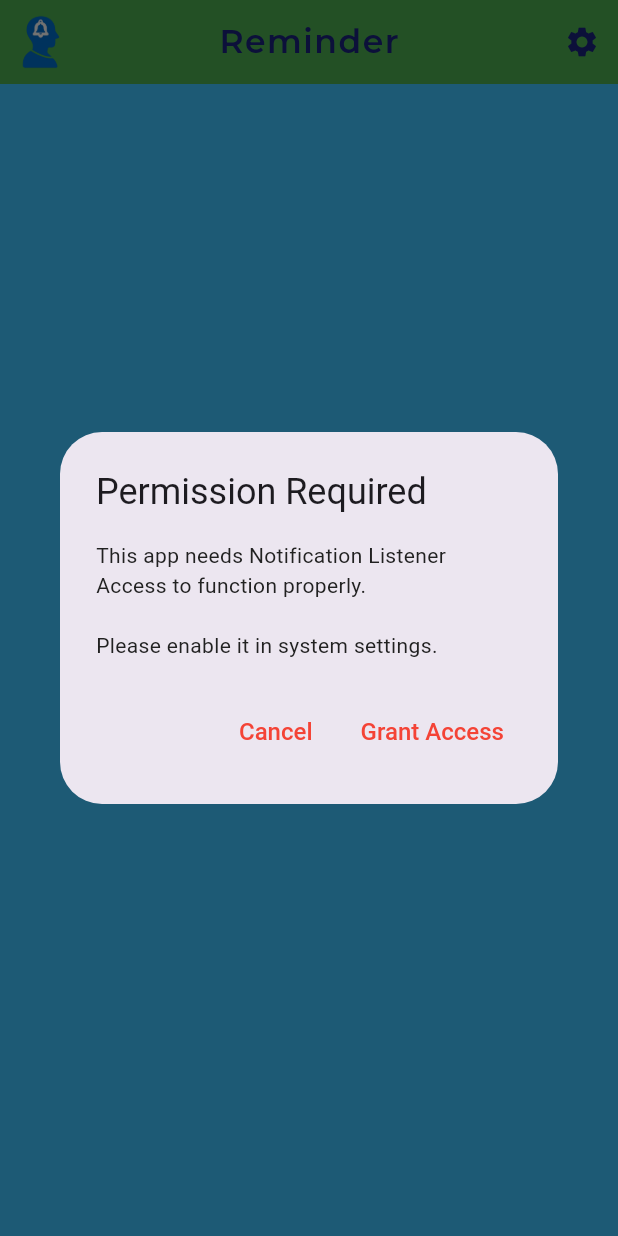
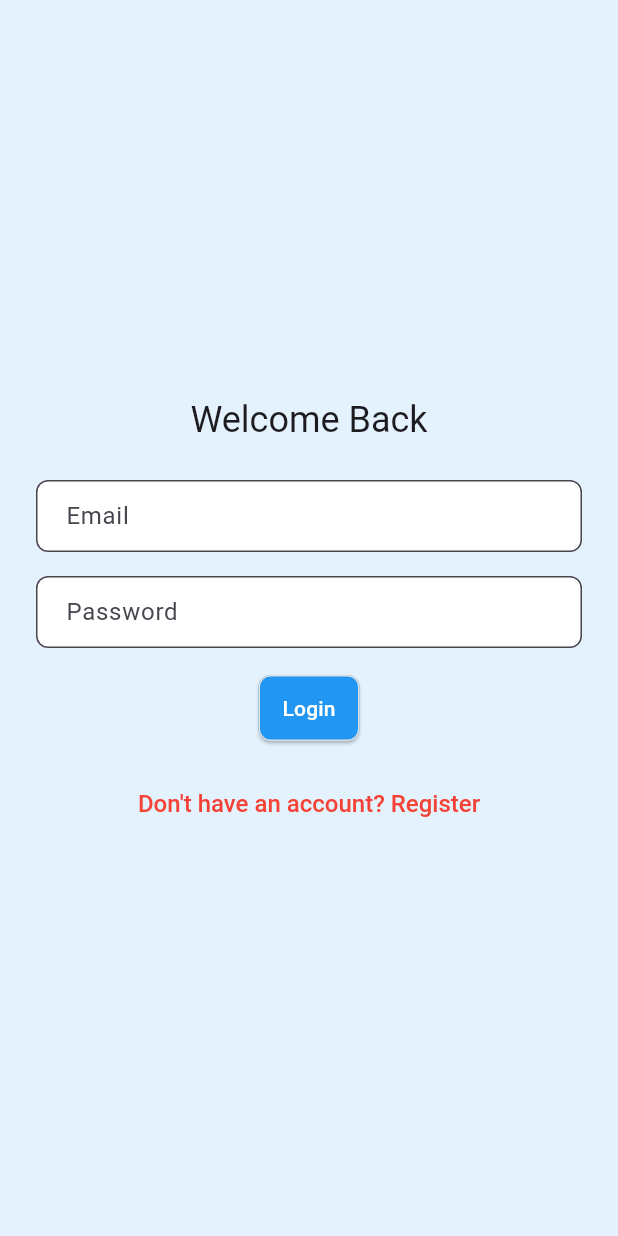
Before and after one commit to kpaladi/flutter-reminder-app, a Flutter app: the screen it shows after launch, on a phone screen of 412 x 824 dp. Run offline on Flutter 3.47's test engine with Material 3 defaults, Android fonts, the phone set to English and light mode, and no system bars; our stand-ins replace cloud_firestore, csv, firebase_auth, firebase_core, flutter_dotenv, flutter_local_notifications and 7 more; missing offline and left inert: file_selector; accounts and stored records are empty.

Commit message:
added login screen along with verification.

```diff
--- a/lib/main.dart
+++ b/lib/main.dart
@@ -1,12 +1,16 @@
 import 'dart:ui';
 
+import 'package:firebase_auth/firebase_auth.dart';
 import 'package:firebase_core/firebase_core.dart';
 import 'package:flutter/material.dart';
 import 'package:flutter/services.dart';
 import 'package:permission_handler/permission_handler.dart';
 import 'package:reminder_app/models/reminder_model.dart';
 import 'package:reminder_app/screens/add_edit_reminder_screen.dart';
+import 'package:reminder_app/screens/loginregistration.dart';
+import 'package:reminder_app/screens/loginscreen.dart';
 import 'package:reminder_app/screens/settings_screen.dart';
+import 'package:reminder_app/screens/verifyemail.dart';
 import 'package:reminder_app/screens/view_reminder.dart';
 import 'package:reminder_app/screens/view_reminders_screen.dart';
 import 'package:reminder_app/services/initialize_notifications.dart';
@@ -109,8 +113,17 @@ class ReminderApp extends StatelessWidget {
       navigatorKey: navigatorKey,
       debugShowCheckedModeBanner: false,
       theme: appTheme,
-      home: HomeScreen(),
-
+      initialRoute: FirebaseAuth.instance.currentUser == null
+          ? '/login'
+          : FirebaseAuth.instance.currentUser!.emailVerified
+          ? '/home'
+          : '/verify-email',
+      routes: {
+        '/login': (_) => const LoginScreen(),
+        '/register': (_) => const RegisterScreen(),
+        '/home': (_) => const HomeScreen(), // your reminder list screen
+        '/verify-email': (_) => const VerifyEmailScreen(),
+      },
       // ✅ Add this route handler
       onGenerateRoute: (settings) {
         if (settings.name == '/add-edit') {
@@ -192,7 +205,10 @@ class HomeScreenState extends State<HomeScreen> {
           ),
         ],
       ),
-      body: Container(
+      body: Stack(
+        children: [
+          // Main gradient + content
+          Container(
             decoration: const BoxDecoration(
               gradient: LinearGradient(
                 colors: [Colors.lightBlueAccent, Colors.lightBlueAccent],
@@ -233,6 +249,31 @@ class HomeScreenState extends State<HomeScreen> {
               ),
             ),
           ),
+
+          // 🔓 Positioned Logout Button
+          Positioned(
+            bottom: 16,
+            right: 16,
+            child: FloatingActionButton.extended(
+              onPressed: () async {
+                await FirebaseAuth.instance.signOut();
+                Navigator.pushReplacementNamed(context, '/login');
+              },
+              icon: Icon(Icons.logout, color: Theme.of(context).appBarTheme.foregroundColor),
+              label: Text(
+                "Logout",
+                style: GoogleFonts.montserrat(
+                  fontSize: 16,
+                  fontWeight: FontWeight.w600,
+                  letterSpacing: 1.0,
+                  color: Theme.of(context).appBarTheme.titleTextStyle?.color,
+                ),
+              ),
+              backgroundColor: Theme.of(context).appBarTheme.backgroundColor,
+            ),
+          ),
+        ],
+      ),
     );
   }
 
--- /dev/null
+++ b/lib/screens/loginscreen.dart
@@ -0,0 +1,101 @@
+import 'package:firebase_auth/firebase_auth.dart';
+import 'package:flutter/material.dart';
+
+class LoginScreen extends StatefulWidget {
+  const LoginScreen({super.key});
+
+  @override
+  State<LoginScreen> createState() => _LoginScreenState();
+}
+
+class _LoginScreenState extends State<LoginScreen> {
+  final _formKey = GlobalKey<FormState>();
+  final emailController = TextEditingController();
+  final passwordController = TextEditingController();
+  String? error;
+
+  Future<void> login() async {
+    if (!_formKey.currentState!.validate()) return;
+
+    try {
+      await FirebaseAuth.instance.signInWithEmailAndPassword(
+        email: emailController.text.trim(),
+        password: passwordController.text.trim(),
+      );
+      if (!mounted) return;
+      Navigator.pushReplacementNamed(context, '/home');
+    } catch (e) {
+      setState(() {
+        error = 'Login failed: ${e.toString()}';
+      });
+    }
+  }
+
+  @override
+  Widget build(BuildContext context) {
+    return Scaffold(
+      body: Padding(
+        padding: const EdgeInsets.all(24),
+        child: Center(
+          child: SingleChildScrollView(
+            child: Form(
+              key: _formKey,
+              child: Column(
+                mainAxisAlignment: MainAxisAlignment.center,
+                children: [
+                  Text(
+                    "Welcome Back",
+                    style: Theme.of(context).textTheme.headlineSmall,
+                  ),
+                  const SizedBox(height: 24),
+                  TextFormField(
+                    controller: emailController,
+                    decoration: const InputDecoration(labelText: 'Email'),
+                    keyboardType: TextInputType.emailAddress,
+                    validator: (value) {
+                      if (value == null || value.trim().isEmpty) {
+                        return 'Please enter your email';
+                      }
+                      if (!value.contains('@')) {
+                        return 'Please enter a valid email';
+                      }
+                      return null;
+                    },
+                  ),
+                  const SizedBox(height: 16),
+                  TextFormField(
+                    controller: passwordController,
+                    decoration: const InputDecoration(labelText: 'Password'),
+                    obscureText: true,
+                    validator: (value) {
+                      if (value == null || value.trim().isEmpty) {
+                        return 'Please enter your password';
+                      }
+                      return null;
+                    },
+                  ),
+                  if (error != null) ...[
+                    const SizedBox(height: 12),
+                    Text(error!, style: const TextStyle(color: Colors.red)),
+                  ],
+                  const SizedBox(height: 16),
+                  ElevatedButton(
+                    onPressed: login,
+                    child: const Text('Login'),
+                  ),
+                  const SizedBox(height: 16),
+                  TextButton(
+                    child: const Text('Don\'t have an account? Register'),
+                    onPressed: () {
+                      Navigator.pushReplacementNamed(context, '/register');
+                    },
+                  ),
+                ],
+              ),
+            ),
+          ),
+        ),
+      ),
+    );
+  }
+}
```
Also changed, not shown: lib/screens/add_edit_reminder_screen.dart (+19 -8 lines), lib/screens/loginregistration.dart (added, +65 -0 lines), lib/screens/quickaddreminder.dart (+4 -63 lines), lib/screens/verifyemail.dart (added, +98 -0 lines), lib/screens/view_reminder.dart (+32 -1 lines), lib/utils/date_parser.dart (added, +159 -0 lines), 1 other file. Lines whose indentation alone changed are shown as unchanged.
